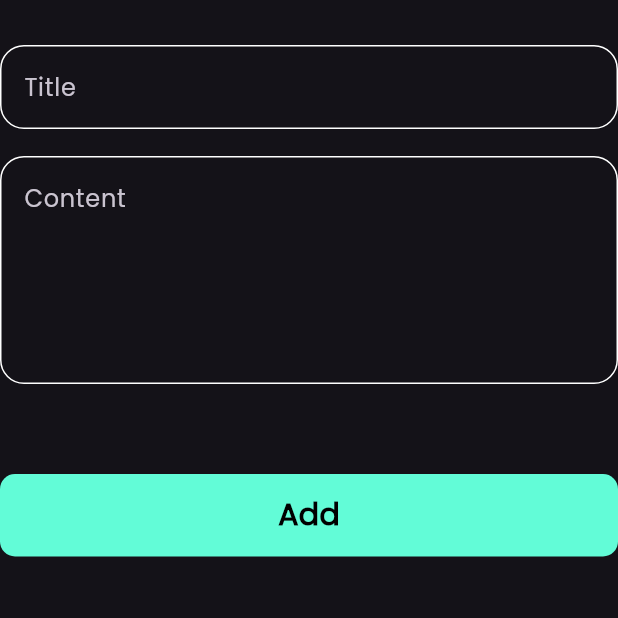
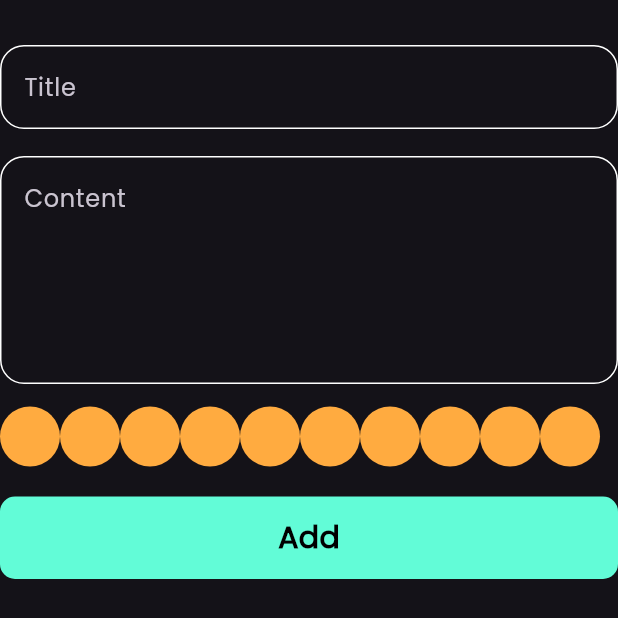
Before and after one commit to hassannwesh/notes_app, a Flutter app: the AddNoteForm widget shown alone on an empty page, opened directly, on a phone screen of 412 x 824 dp. Shown: the top 618 px of the screen. Run offline on Flutter 3.47's test engine with Material 3 defaults, Android fonts, the phone set to English and light mode, and no system bars; our stand-ins replace bloc, flutter_bloc, hive, hive_flutter, modal_progress_hud_nsn; accounts and stored records are empty; generated files the repository leaves out were written again.

Commit message:
create color list view

```diff
--- a/lib/widgets/add_note_form.dart
+++ b/lib/widgets/add_note_form.dart
@@ -5,6 +5,7 @@ import 'package:notesapp/cubits/add_note_cubit.dart';
 import 'package:notesapp/models/note_model.dart';
 
 import 'Custom_text_filed.dart';
+import 'color_list_view.dart';
 import 'custom_bottom.dart';
 
 class AddNoteForm extends StatefulWidget {
@@ -44,12 +45,16 @@ class _AddNoteFormState extends State<AddNoteForm> {
             hintText: 'Content',
             maxLines: 5,
           ),
-          SizedBox(height: 60),
+          SizedBox(height: 15),
+          SizedBox(
+            height: 20*2,
+              child: ColorList()),
+          SizedBox(height: 20),
           BlocBuilder<AddNoteCubit,AddNotesState>(
             builder: (context,state) {
               return CustomBottom(
                 isLoading:state is AddNoteLoading ? true:false,
-              onTap: () {
+                onTap: () {
                   if (formKey.currentState!.validate()) {
                     formKey.currentState!.save();
                     var formattedDate = DateFormat.yMMMd().format(DateTime.now());
--- /dev/null
+++ b/lib/widgets/color_list_view.dart
@@ -0,0 +1,29 @@
+
+import 'package:flutter/cupertino.dart';
+import 'package:flutter/material.dart';
+
+class ColorItem extends StatelessWidget {
+  const ColorItem({super.key});
+
+  @override
+  Widget build(BuildContext context) {
+    return const CircleAvatar(
+      backgroundColor: Colors.orangeAccent,
+      radius: 20,
+
+    );
+  }
+}
+class ColorList extends StatelessWidget {
+  const ColorList({super.key});
+
+  @override
+  Widget build(BuildContext context) {
+    return ListView.builder(
+        scrollDirection: Axis.horizontal,
+        itemCount: 10,
+        itemBuilder: (context,index){
+          return const ColorItem();
+        });
+  }
+}
```
Also changed, not shown: lib/widgets/bottom_sheet_add_notes.dart (+6 -6 lines).
